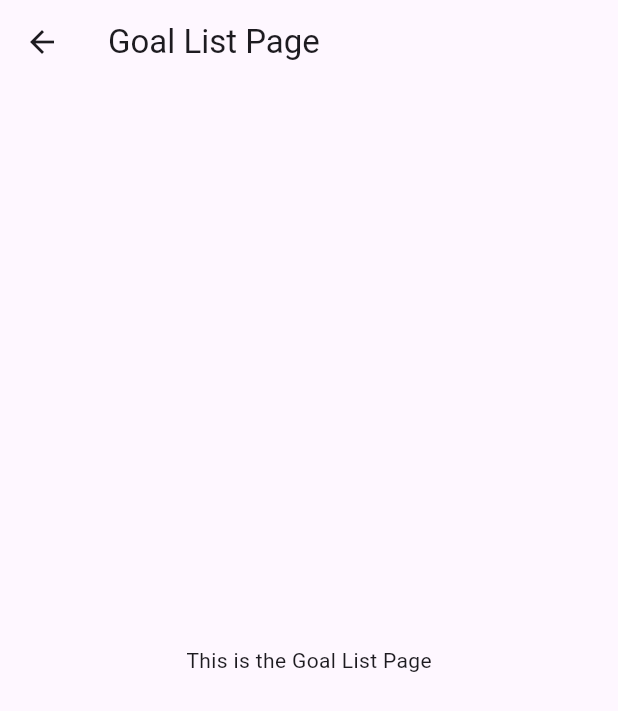
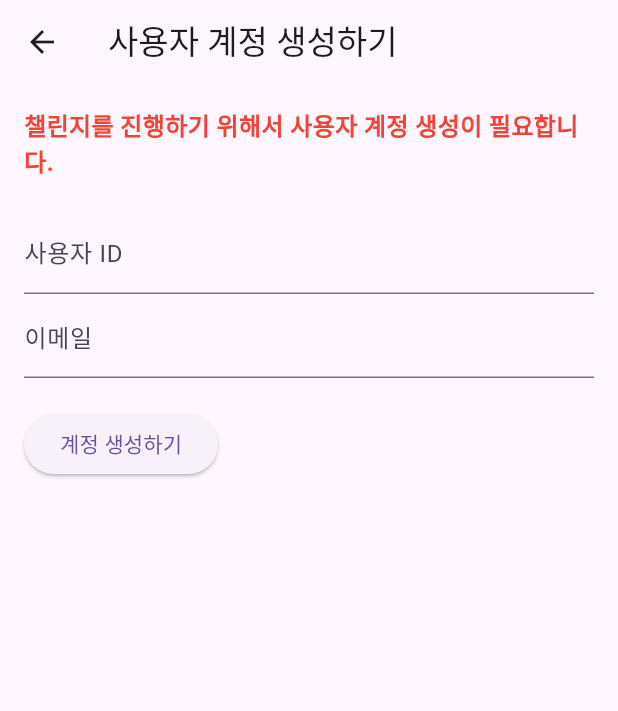
Before and after one commit to EYES-Sol-Story/SOL_Story, a Flutter app: the GoalListPage screen opened directly, on a phone screen of 412 x 824 dp. Shown: the top 711 px of the screen. Run offline on Flutter 3.47's test engine with Material 3 defaults, Android fonts, the phone set to English and light mode, and no system bars; our stand-ins replace shared_preferences; accounts and stored records are empty; network calls fail.

Commit message:
목표 관리 화면

```diff
--- a/frontend/lib/Boyoung/GoalList.dart
+++ b/frontend/lib/Boyoung/GoalList.dart
@@ -1,15 +1,56 @@
 import 'package:flutter/material.dart';
+import 'package:shared_preferences/shared_preferences.dart';
+import 'package:http/http.dart' as http;
+import 'pages/create_useraccount.dart';
 
 class GoalListPage extends StatelessWidget {
+  Future<String?> _checkUserKey() async {
+    //SharedPreferences prefs = await SharedPreferences.getInstance();
+    String email = "userKey@ssafy.com"; // 이메일을 사용해 userkey를 확인
+
+    if (email.isEmpty) {
+      return null;
+    }
+
+    final Uri uri = Uri.parse('http://172.20.10.7:8090/api/userkey').replace(
+      queryParameters: {
+        'email': email,
+      },
+    );
+
+    try {
+      final response = await http.get(uri);
+      if (response.statusCode == 200 && response.body.isNotEmpty) {
+        return response.body; // userkey 반환
+      }
+    } catch (e) {
+      print('서버와의 연결에 실패했습니다: $e');
+    }
+    return null; // userkey가 없거나 오류가 발생한 경우 null 반환
+  }
+
   @override
   Widget build(BuildContext context) {
+    return FutureBuilder<String?>(
+        future: _checkUserKey(),
+    builder: (context, snapshot) {
+    if (snapshot.connectionState == ConnectionState.waiting) {
     return Scaffold(
-      appBar: AppBar(
-        title: Text('Goal List Page'),
-      ),
-      body: Center(
-        child: Text('This is the Goal List Page'),
-      ),
+    body: Center(
+    child: CircularProgressIndicator(),
+    ),
+    );
+    } else if (snapshot.hasData && snapshot.data != null) {
+    // userkey가 존재하는 경우 ChallengeListPage로 이동
+    WidgetsBinding.instance.addPostFrameCallback((_) {
+    Navigator.pushReplacementNamed(context, '/challenges');
+    });
+    return SizedBox.shrink(); // 빈 화면 반환
+    } else {
+    // userkey가 없는 경우 CreateUserAccountPage로 이동
+    return CreateUserAccountPage();
+    }
+    },
     );
   }
 }
--- /dev/null
+++ b/frontend/lib/Boyoung/models/user_account_model.dart
@@ -0,0 +1,28 @@
+class UserAccount {
+  final String userId;
+  final String username;
+  final String institutionCode;
+  final String userKey;
+  final String created;
+  final String modified;
+
+  UserAccount({
+    required this.userId,
+    required this.username,
+    required this.institutionCode,
+    required this.userKey,
+    required this.created,
+    required this.modified,
+  });
+
+  factory UserAccount.fromJson(Map<String, dynamic> json) {
+    return UserAccount(
+      userId: json['userId'],
+      username: json['username'],
+      institutionCode: json['institutionCode'],
+      userKey: json['userKey'],
+      created: json['created'],
+      modified: json['modified'],
+    );
+  }
+}
--- /dev/null
+++ b/frontend/lib/Boyoung/pages/create_useraccount.dart
@@ -0,0 +1,118 @@
+import 'package:flutter/material.dart';
+import 'package:shared_preferences/shared_preferences.dart';
+import 'dart:convert';
+import 'package:http/http.dart' as http;
+
+import '../models/user_account_model.dart';
+
+class CreateUserAccountPage extends StatefulWidget {
+  @override
+  _CreateUserAccountPageState createState() => _CreateUserAccountPageState();
+}
+
+class _CreateUserAccountPageState extends State<CreateUserAccountPage> {
+  final TextEditingController _userIdController = TextEditingController();
+  final TextEditingController _emailController = TextEditingController();
+  bool _isLoading = false;
+  String? _responseMessage;
+
+  Future<void> _createUserAccount() async {
+    final String userId = _userIdController.text;
+    final String email = _emailController.text;
+
+    setState(() {
+      _isLoading = true;
+      _responseMessage = null;
+    });
+
+    final Uri uri = Uri.parse('http://172.20.10.7:8090/api/user/account').replace(
+      queryParameters: {
+        'userId': userId,
+        'email': email,
+      },
+    );
+
+    try {
+      final response = await http.post(uri);
+      print(response.body);
+      if (response.statusCode == 200) {
+        final data = jsonDecode(response.body);
+        final userAccount = UserAccount.fromJson(data);
+
+        final prefs = await SharedPreferences.getInstance();
+        await prefs.setString('userEmail', email);
+
+        setState(() {
+          _responseMessage = '계정이 성공적으로 생성되었습니다: ${userAccount.username}';
+        });
+        // 계정 생성 성공 후, 1원 송금 페이지로 이동
+        Navigator.pushReplacementNamed(context, '/transfer/one-won');
+      } else {
+        setState(() {
+          _responseMessage = '계정 생성에 실패했습니다: ${response.reasonPhrase}';
+        });
+      }
+
+      // 계정 생성 성공 후, 1원 송금 페이지로 이동
+      Navigator.pushReplacementNamed(context, '/transfer/one-won');
+    } catch (e) {
+      setState(() {
+        _responseMessage = '서버와의 연결에 실패했습니다: $e';
+      });
+    } finally {
+      setState(() {
+        _isLoading = false;
+      });
+    }
+  }
+
+  @override
+  Widget build(BuildContext context) {
+    return Scaffold(
+      appBar: AppBar(
+        title: Text('사용자 계정 생성하기'),
+      ),
+      body: Padding(
+        padding: const EdgeInsets.all(16.0),
+        child: Column(
+          crossAxisAlignment: CrossAxisAlignment.start,
+          children: [
+            Text(
+              '챌린지를 진행하기 위해서 사용자 계정 생성이 필요합니다.',
+              style: TextStyle(
+                color: Colors.red,
+                fontSize: 16,
+                fontWeight: FontWeight.bold,
+              ),
+            ),
+            SizedBox(height: 20), // 문구와 입력 필드 사이의 간격
+            TextField(
+              controller: _userIdController,
+              decoration: InputDecoration(labelText: '사용자 ID'),
+            ),
+            TextField(
+              controller: _emailController,
+              decoration: InputDecoration(labelText: '이메일'),
+              keyboardType: TextInputType.emailAddress,
+            ),
+            SizedBox(height: 20),
+            _isLoading
+                ? CircularProgressIndicator()
+                : ElevatedButton(
+              child: Text('계정 생성하기'),
+              onPressed: _createUserAccount,
+            ),
+            if (_responseMessage != null)
+              Padding(
+                padding: const EdgeInsets.all(16.0),
+                child: Text(
+                  _responseMessage!,
+                  style: TextStyle(color: Colors.red),
+                ),
+              ),
+          ],
+        ),
+      ),
+    );
+  }
+}
--- a/frontend/pubspec.yaml
+++ b/frontend/pubspec.yaml
@@ -34,7 +34,8 @@ dependencies:
   fl_chart: ^0.68.0 # To use charts
   http: ^1.0.0 # To use API
   provider: ^6.0.5 # Add provider dependency
-
+  intl: ^0.18.0
+  dio: ^5.1.1
 
   # The following adds the Cupertino Icons font to your application.
   # Use with the CupertinoIcons class for iOS style icons.
```
Also changed, not shown: frontend/lib/Boyoung/models/user_challenge_model.dart (added, +47 -0 lines), frontend/lib/Boyoung/pages/create_savingaccount.dart (added, +90 -0 lines), frontend/lib/Boyoung/pages/transfer_onewon.dart (added, +77 -0 lines), frontend/lib/Boyoung/pages/user_challenge_list.dart (added, +112 -0 lines), frontend/lib/Boyoung/pages/verify_onewon.dart (added, +73 -0 lines).
